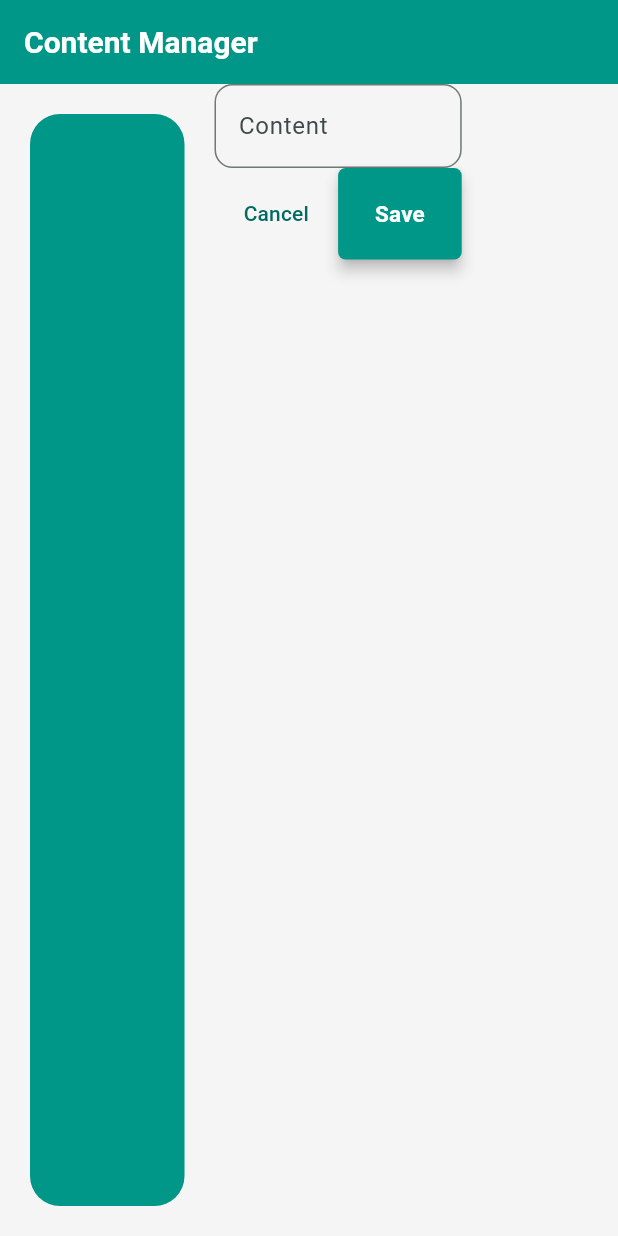
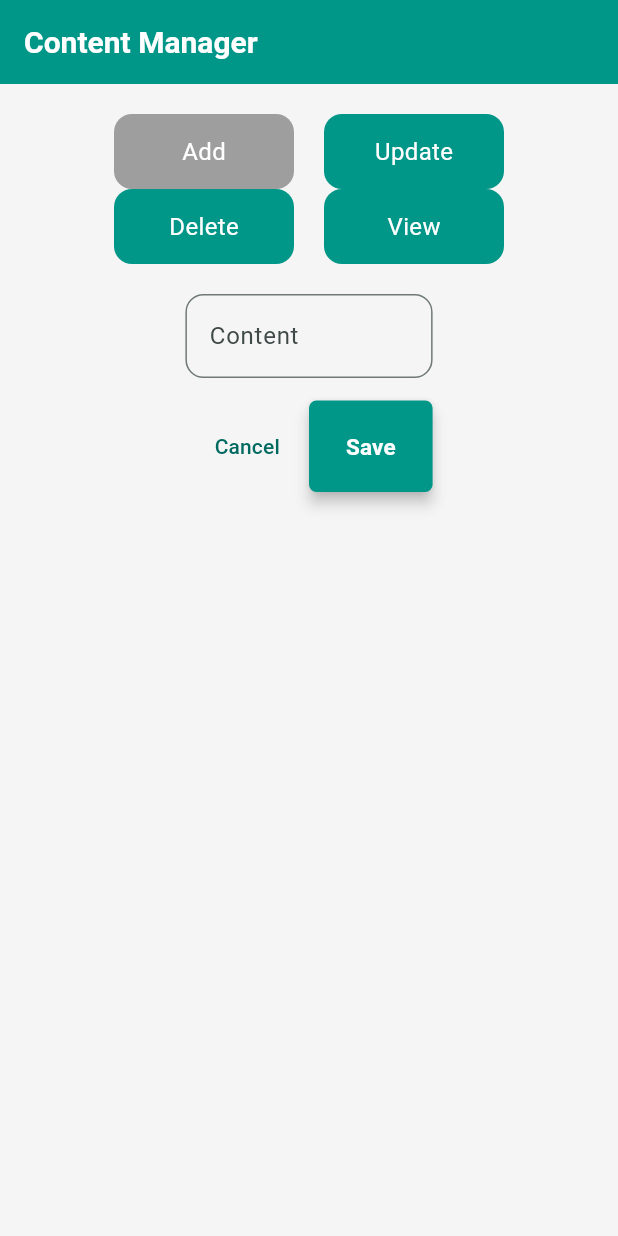
Before and after one commit to abdulrahman0842/rx_manager, a Flutter app: the ContentManagerScreen screen opened by its route, on a phone screen of 412 x 824 dp. Run offline on Flutter 3.47's test engine with Material 3 defaults, Android fonts, the light colour scheme and no system bars; our stand-ins replace another_flushbar, cloud_firestore, firebase_auth, firebase_core, go_router; accounts and stored records are empty.

Commit message:
ContentManager-UI-Complete

```diff
--- a/lib/providers/content_manager_state.dart
+++ b/lib/providers/content_manager_state.dart
@@ -1,11 +1,11 @@
 import 'package:flutter/material.dart';
-import 'package:rx_manager/view/content_manager/add_content.dart';
+import 'package:rx_manager/view/content_manager/content_form.dart';
 
 class ContentManagerState with ChangeNotifier {
   int _selectedIndex = 0;
   int get selectedIndex => _selectedIndex;
 
-  final List<Widget> _contentManagerWidgets = [AddContent()];
+  final List<Widget> _contentManagerWidgets = [ContentForm()];
   List<Widget> get contentManagerWidget => _contentManagerWidgets;
 
   void selectWidget(int index) {
--- /dev/null
+++ b/lib/providers/navigation_card_state.dart
@@ -0,0 +1,3 @@
+import 'package:flutter/material.dart';
+
+class NavigationCardState with ChangeNotifier {}
--- a/lib/utils/routes/app_router.dart
+++ b/lib/utils/routes/app_router.dart
@@ -1,10 +1,13 @@
 import 'package:go_router/go_router.dart';
-import 'package:rx_manager/services/auth/auth_gate.dart';
-import 'package:rx_manager/utils/routes/route_names.dart';
-import 'package:rx_manager/view/content_manager/content_manager_screen.dart';
-import 'package:rx_manager/view/home_screen.dart';
-import 'package:rx_manager/view/login_screen.dart';
-import 'package:rx_manager/view/medicine_manager/medicine_manager_screen.dart';
+import 'package:rx_manager/view/test.dart';
+
+import '../../services/auth/auth_gate.dart';
+import '../../view/content_manager/content_manager_screen.dart';
+import '../../view/home_screen.dart';
+import '../../view/login_screen.dart';
+import '../../view/medicine_manager/medicine_manager_screen.dart';
+import '../../view/storage_manager/storage_manager_screen.dart';
+import 'route_names.dart';
 
 final GoRouter appRouter = GoRouter(routes: [
   GoRoute(path: RouteNames.authGate, builder: (context, state) => AuthGate()),
@@ -15,5 +18,9 @@ final GoRouter appRouter = GoRouter(routes: [
       builder: (context, state) => MedicineManagerScreen()),
   GoRoute(
       path: RouteNames.contentManager,
-      builder: (context, state) => ContentManagerScreen())
+      builder: (context, state) => ContentManagerScreen()),
+  GoRoute(
+      path: RouteNames.storageManager,
+      builder: (context, state) => StorageManagerScreen()),
+  GoRoute(path: RouteNames.test, builder: (context, state) => Testin())
 ]);
--- a/lib/utils/routes/route_names.dart
+++ b/lib/utils/routes/route_names.dart
@@ -4,4 +4,6 @@ class RouteNames {
   static const login = '/login_screen';
   static const medicineManager = '/medicine_manager_screen';
   static const contentManager = '/content_manager_screen';
+  static const storageManager = '/storage_manager_screen';
+  static const test = "/test_page";
 }
--- a/lib/view/content_manager/add_content.dart
+++ /dev/null
@@ -1,30 +0,0 @@
-import 'package:flutter/material.dart';
-import 'package:rx_manager/widgets/action_buttons.dart';
-import 'package:rx_manager/widgets/custom_text_form_field.dart';
-
-class AddContent extends StatelessWidget {
-  AddContent({super.key});
-  final TextEditingController _contentController = TextEditingController();
-  final FocusNode contentNode = FocusNode();
-  final FocusNode submitNode = FocusNode();
-  @override
-  Widget build(BuildContext context) {
-    return Form(
-        child: Column(
-      children: [
-        CustomTextFormField(
-            hintText: 'Content',
-            controller: _contentController,
-            currentNode: contentNode,
-            nextNode: submitNode),
-        ActionButtons(
-            textButtonLabel: 'Cancel',
-            elevatedButtonLabel: 'Save',
-            textButtonOnTap: () {
-              Navigator.pop(context);
-            },
-            elevatedButtonOnTap: () {})
-      ],
-    ));
-  }
-}
--- /dev/null
+++ b/lib/view/content_manager/content_form.dart
@@ -0,0 +1,42 @@
+import 'package:flutter/material.dart';
+import 'package:rx_manager/widgets/action_buttons.dart';
+import 'package:rx_manager/widgets/custom_text_form_field.dart';
+
+class ContentForm extends StatelessWidget {
+  ContentForm({super.key, this.isEditing = false, this.content});
+  final bool isEditing;
+  final String? content;
+  final TextEditingController _contentController = TextEditingController();
+  final FocusNode contentNode = FocusNode();
+  final FocusNode submitNode = FocusNode();
+
+  @override
+  Widget build(BuildContext context) {
+    return SizedBox(
+      width: isEditing
+          ? MediaQuery.of(context).size.width * 0.3
+          : MediaQuery.of(context).size.width * 0.4,
+      child: Form(
+          child: Column(
+        mainAxisSize: MainAxisSize.min,
+        spacing: 15,
+        children: [
+          CustomTextFormField(
+              hintText: 'Content',
+              controller: _contentController,
+              currentNode: contentNode,
+              nextNode: submitNode),
+          isEditing
+              ? Container()
+              : ActionButtons(
+                  textButtonLabel: 'Cancel',
+                  elevatedButtonLabel: 'Save',
+                  textButtonOnTap: () {
+                    Navigator.pop(context);
+                  },
+                  elevatedButtonOnTap: () {})
+        ],
+      )),
+    );
+  }
+}
--- a/lib/view/content_manager/content_manager_screen.dart
+++ b/lib/view/content_manager/content_manager_screen.dart
@@ -1,7 +1,6 @@
 import 'package:flutter/material.dart';
-import 'package:provider/provider.dart';
-import 'package:rx_manager/providers/content_manager_state.dart';
-import 'package:rx_manager/widgets/manager_navigation_card.dart';
+import 'package:rx_manager/view/content_manager/content_form.dart';
+import 'package:rx_manager/view/content_manager/content_list.dart';
 
 class ContentManagerScreen extends StatefulWidget {
   const ContentManagerScreen({super.key});
@@ -11,57 +10,68 @@ class ContentManagerScreen extends StatefulWidget {
 }
 
 class _ContnetManagerState extends State<ContentManagerScreen> {
+  final _navItems = ["Add", "Update", "Delete", "View"];
+  final _contentManagerWidgets = [
+    ContentForm(),
+    ContentList(
+      isEditing: true,
+    ),
+    ContentList(
+      isDeleting: true,
+    ),
+    ContentList(
+      isViewing: true,
+    ),
+  ];
+  final _selectedNavIndex = ValueNotifier<int>(0);
+
   @override
   Widget build(BuildContext context) {
     final width = MediaQuery.of(context).size.width;
     return Scaffold(
-      appBar: AppBar(title: Text('Content Manager')),
-      body: Row(children: [
-        Container(
-          padding: EdgeInsets.symmetric(horizontal: 15, vertical: 20),
-          margin: EdgeInsets.symmetric(horizontal: 20, vertical: 20),
-          width: width * 0.25,
-          decoration: BoxDecoration(
-              color: Theme.of(context).primaryColor,
-              borderRadius: BorderRadius.circular(20)),
-          child: Column(
-            spacing: 10,
-            children: [
-              // ManagerNavigationCard(
-              //   label: 'Add Content',
-              //   onTap: () {
-              //     ContentManagerState().selectWidget(0);
-              //   },
-              // ),
-              // ManagerNavigationCard(
-              //   label: 'Delete Content',
-              //   onTap: () {
-              //     ContentManagerState().selectWidget(0);
-              //   },
-              // ),
-              // ManagerNavigationCard(
-              //   label: 'Update Content',
-              //   onTap: () {
-              //     ContentManagerState().selectWidget(0);
-              //   },
-              // ),
-              // ManagerNavigationCard(
-              //   label: 'View Content-wise-Medicines',
-              //   onTap: () {
-              //     ContentManagerState().selectWidget(0);
-              //   },
-              // ),
-            ],
+        appBar: AppBar(title: Text('Content Manager')),
+        body: Align(
+          alignment: Alignment.topCenter,
+          child: Container(
+            padding: EdgeInsets.symmetric(horizontal: 15, vertical: 20),
+            width: width * 0.8,
+            child: ValueListenableBuilder(
+              valueListenable: _selectedNavIndex,
+              builder: (context, value, _) {
+                return Column(
+                    spacing: 20,
+                    crossAxisAlignment: CrossAxisAlignment.center,
+                    mainAxisAlignment: MainAxisAlignment.start,
+                    children: [
+                      Wrap(
+                          spacing: 20,
+                          children: List.generate(
+                              _navItems.length,
+                              (index) => GestureDetector(
+                                    onTap: () {
+                                      _selectedNavIndex.value = index;
+                                    },
+                                    child: Container(
+                                      alignment: Alignment.center,
+                                      height: 50,
+                                      width: 120,
+                                      decoration: BoxDecoration(
+                                          color: _selectedNavIndex.value ==
+                                                  index
+                                              ? Colors.grey
+                                              : Theme.of(context).primaryColor,
+                                          borderRadius:
+                                              BorderRadius.circular(12)),
+                                      child: Text(_navItems[index],
+                                          style:
+                                              TextStyle(color: Colors.white)),
+                                    ),
+                                  ))),
+                      _contentManagerWidgets[_selectedNavIndex.value],
+                    ]);
+              },
+            ),
           ),
-        ),
-        Consumer<ContentManagerState>(
-          builder: (context, state, _) {
-            return Container(
-                width: width * 0.4,
-                child: state.contentManagerWidget[state.selectedIndex]);
-          },
-        )
-      ]),
-    );
+        ));
   }
 }
--- a/lib/widgets/dialogs/view_medicine_dialog.dart
+++ b/lib/widgets/dialogs/view_medicine_dialog.dart
@@ -1,4 +1,4 @@
-// import 'package:flutter/material.dart';
+  // import 'package:flutter/material.dart';
 // import 'package:rx_manager/models/medicine.dart';
 
 // class ViewMedicineDialog extends StatelessWidget {
```
Also changed, not shown: lib/utils/managers_list.dart (+8 -2 lines), lib/view/content_manager/content_list.dart (added, +133 -0 lines), lib/view/storage_manager/storage_manager_screen.dart (added, +15 -0 lines), lib/view/test.dart (added, +88 -0 lines).
